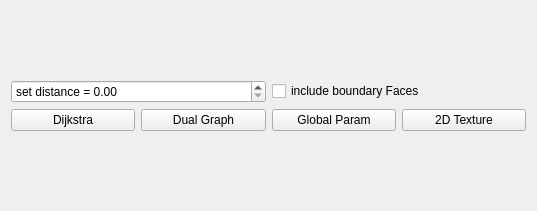
Above: MastersThesisToolbarBase.ui from Wuschelbueb/interactive-quadmesh-design before the change. Below: the same form after it.
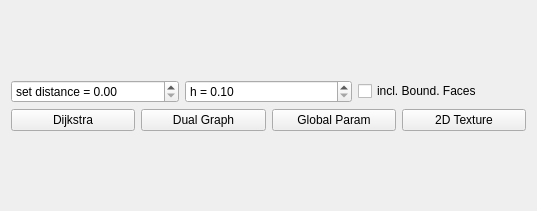
That is the form after the change.

Commit message: added h value to UI

```diff
--- a/MastersThesisToolbarBase.ui
+++ b/MastersThesisToolbarBase.ui
@@ -34,10 +34,23 @@
          </property>
         </widget>
        </item>
+       <item>
+        <widget class="QDoubleSpinBox" name="hValue">
+         <property name="prefix">
+          <string>h = </string>
+         </property>
+         <property name="minimum">
+          <double>0.100000000000000</double>
+         </property>
+         <property name="singleStep">
+          <double>0.020000000000000</double>
+         </property>
+        </widget>
+       </item>
        <item>
         <widget class="QCheckBox" name="include_boundary_faces">
          <property name="text">
-          <string>include boundary Faces</string>
+          <string>incl. Bound. Faces</string>
          </property>
         </widget>
        </item>
```
The commit also changes 1 other file.
